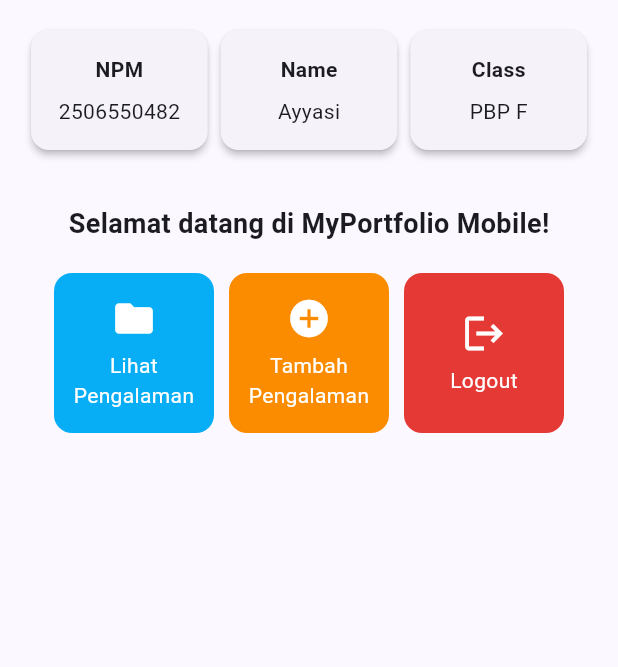
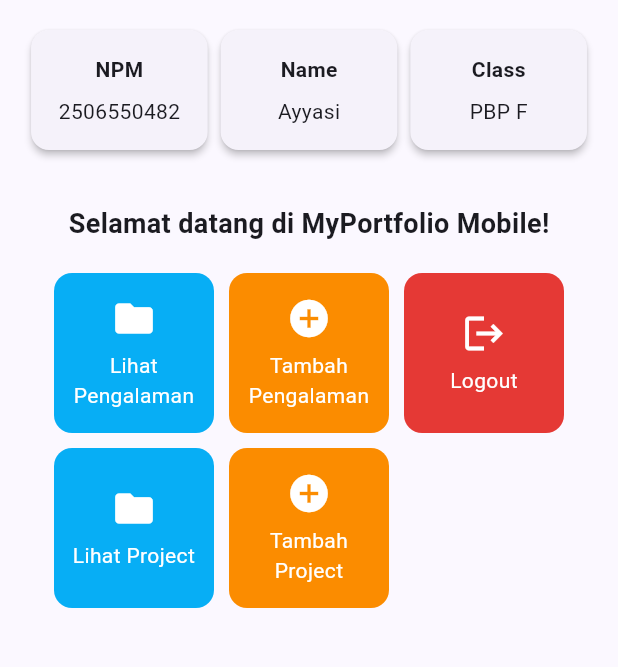
Before and after one commit to Asepgunawan112/myportofolio_mobile, a Flutter app: the screen it shows after launch, on a phone screen of 412 x 824 dp, the part 84-751 px from its top. Run offline on Flutter 3.47's test engine with Material 3 defaults, Android fonts, the phone set to English and light mode, and no system bars.

Commit message:
feat:menambahkan fitur projek dan add projek pada apps

```diff
--- a/lib/main.dart
+++ b/lib/main.dart
@@ -1,6 +1,7 @@
 import 'package:flutter/material.dart';
 import 'package:myportofolio_mobile/screens/menu.dart';
-import 'package:myportofolio_mobile/widgets/left_drawer.dart';
+
+// import 'package:myportofolio_mobile/widgets/left_drawer.dart';
 
 void main() {
   runApp(const MyApp());
@@ -37,7 +38,6 @@ class MyApp extends StatelessWidget {
         useMaterial3: true,
       ),
       home: MyHomePage(),
-
     );
   }
 }
--- a/lib/screens/menu.dart
+++ b/lib/screens/menu.dart
@@ -1,6 +1,6 @@
 import 'package:flutter/material.dart';
 import 'package:myportofolio_mobile/widgets/left_drawer.dart';
-import 'package:myportofolio_mobile/screens/experience_form.dart';
+import 'package:myportofolio_mobile/widgets/experience_card.dart';
 import 'package:myportofolio_mobile/widgets/project_card.dart';
 
 class MyHomePage extends StatelessWidget {
@@ -17,6 +17,8 @@ class MyHomePage extends StatelessWidget {
       const Color(0xFFFB8C00),
     ),
     ItemHomepage("Logout", Icons.logout, Color(0xFFE53935)),
+    ItemHomepage("Lihat Project", Icons.folder, const Color(0xFF07aef5)),
+    ItemHomepage("Tambah Project", Icons.add_circle, const Color(0xFFFB8C00)),
   ];
 
   @override
@@ -76,6 +78,10 @@ class MyHomePage extends StatelessWidget {
                     // shrinkWrap agar ukuran kisi menyesuaikan tinggi konten anak.
                     shrinkWrap: true,
                     children: items.map((ItemHomepage item) {
+                      if (item.name == "Lihat Project" ||
+                          item.name == "Tambah Project") {
+                        return ProjectItemCard(item);
+                      }
                       return ItemCard(item);
                     }).toList(),
                   ),
--- /dev/null
+++ b/lib/widgets/experience_card.dart
@@ -0,0 +1,56 @@
+import 'package:flutter/material.dart';
+import 'package:myportofolio_mobile/screens/experience_form.dart';
+import 'package:myportofolio_mobile/screens/menu.dart';
+
+class ItemCard extends StatelessWidget {
+  final ItemHomepage item;
+
+  const ItemCard(this.item, {super.key});
+
+  @override
+  Widget build(BuildContext context) {
+    return Material(
+      // Menggunakan warna sekunder dari skema tema aplikasi.
+      color: item.color,
+      borderRadius: BorderRadius.circular(12),
+      child: InkWell(
+        // Aksi ketika kartu ditekan oleh pengguna.
+        onTap: () {
+          // Menampilkan SnackBar dengan pesan interaktif.
+          ScaffoldMessenger.of(context)
+            ..hideCurrentSnackBar()
+            ..showSnackBar(
+              SnackBar(
+                content: Text("Kamu telah menekan tombol ${item.name}!"),
+              ),
+            );
+          if (item.name == "Tambah Pengalaman") {
+            Navigator.push(
+              context,
+              MaterialPageRoute(
+                builder: (context) => const ExperienceFormPage(),
+              ),
+            );
+          }
+        },
+        child: Container(
+          padding: const EdgeInsets.all(8),
+          child: Center(
+            child: Column(
+              mainAxisAlignment: MainAxisAlignment.center,
+              children: [
+                Icon(item.icon, color: Colors.white, size: 30.0),
+                const Padding(padding: EdgeInsets.all(3)),
+                Text(
+                  item.name,
+                  textAlign: TextAlign.center,
+                  style: const TextStyle(color: Colors.white),
+                ),
+              ],
+            ),
+          ),
+        ),
+      ),
+    );
+  }
+}
--- a/lib/widgets/project_card.dart
+++ b/lib/widgets/project_card.dart
@@ -1,22 +1,19 @@
 import 'package:flutter/material.dart';
-import 'package:myportofolio_mobile/screens/experience_form.dart';
 import 'package:myportofolio_mobile/screens/menu.dart';
+import 'package:myportofolio_mobile/screens/project_form.dart';
 
-class ItemCard extends StatelessWidget {
+class ProjectItemCard extends StatelessWidget {
   final ItemHomepage item;
 
-  const ItemCard(this.item, {super.key});
+  const ProjectItemCard(this.item, {super.key});
 
   @override
   Widget build(BuildContext context) {
     return Material(
-      // Menggunakan warna sekunder dari skema tema aplikasi.
       color: item.color,
       borderRadius: BorderRadius.circular(12),
       child: InkWell(
-        // Aksi ketika kartu ditekan oleh pengguna.
         onTap: () {
-          // Menampilkan SnackBar dengan pesan interaktif.
           ScaffoldMessenger.of(context)
             ..hideCurrentSnackBar()
             ..showSnackBar(
@@ -24,12 +21,11 @@ class ItemCard extends StatelessWidget {
                 content: Text("Kamu telah menekan tombol ${item.name}!"),
               ),
             );
-          if (item.name == "Tambah Pengalaman") {
+
+          if (item.name == "Tambah Project") {
             Navigator.push(
               context,
-              MaterialPageRoute(
-                builder: (context) => const ExperienceFormPage(),
-              ),
+              MaterialPageRoute(builder: (context) => const ProjectFormPage()),
             );
           }
         },
@@ -39,7 +35,7 @@ class ItemCard extends StatelessWidget {
             child: Column(
               mainAxisAlignment: MainAxisAlignment.center,
               children: [
-                Icon(item.icon, color: Colors.white, size: 30.0),
+                Icon(item.icon, color: Colors.white, size: 30),
                 const Padding(padding: EdgeInsets.all(3)),
                 Text(
                   item.name,
```
Also changed, not shown: lib/screens/experience_form.dart (+4 -3 lines), lib/screens/project_form.dart (added, +203 -0 lines), lib/widgets/left_drawer.dart (+13 -0 lines).
